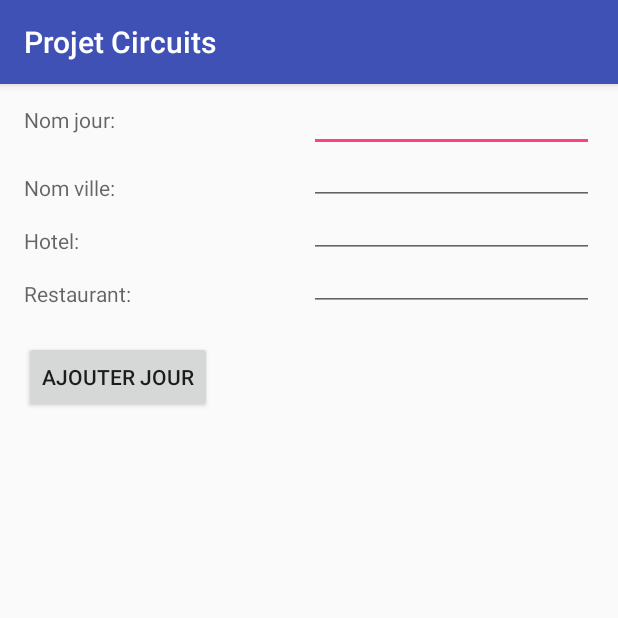
After one commit to oglindalucian/tpmobilefinal, an Android app: the AjouterJour screen opened directly, with no data from a screen before it, on a phone screen of 412 x 824 dp, the top half of it. The commit adds this screen. Run offline under Robolectric (Android 15) with nearby library versions, the phone set to English and light mode, and no system bars.

Commit message:
visual et ajouter jour

```diff
--- a/ProjetCircuits/app/src/main/AndroidManifest.xml
+++ b/ProjetCircuits/app/src/main/AndroidManifest.xml
@@ -22,7 +22,9 @@
         </activity>
         <activity android:name=".AjouterCircuit" />
         <activity android:name=".ListeEtapes" />
-        <activity android:name=".AjouterEtape"></activity>
+        <activity android:name=".AjouterEtape" />
+        <activity android:name=".ListeJours" />
+        <activity android:name=".AjouterJour"></activity>
     </application>
 
 </manifest>
--- /dev/null
+++ b/ProjetCircuits/app/src/main/java/lucian/example/com/projetcircuits/AjouterJour.java
@@ -0,0 +1,67 @@
+package lucian.example.com.projetcircuits;
+
+import android.content.Intent;
+import android.net.Uri;
+import android.provider.MediaStore;
+import android.support.v4.app.DialogFragment;
+import android.support.v7.app.AppCompatActivity;
+import android.os.Bundle;
+import android.view.View;
+import android.widget.Button;
+import android.widget.EditText;
+import android.widget.ImageView;
+import android.widget.Spinner;
+import android.widget.Toast;
+
+import lucian.example.com.projetcircuits.Data.DatePickerFragment;
+
+public class AjouterJour extends AppCompatActivity {
+
+    EditText nom;
+    EditText ville;
+    EditText leHotel;
+    EditText leRestaurant;
+    Intent replyIntent;
+    long idEtape;
+
+    @Override
+    protected void onCreate(Bundle savedInstanceState) {
+        super.onCreate(savedInstanceState);
+        setContentView(R.layout.activity_ajouter_jour);
+
+        replyIntent = new Intent();
+
+        Intent i = getIntent();
+        Bundle bd = i.getExtras();
+        if(bd != null)
+        {
+            idEtape = (long) bd.get("EXTRA_LE_ID_ETAPE");
+        }
+
+
+
+
+        nom = (EditText)this.findViewById(R.id.nom);
+        ville = (EditText)this.findViewById(R.id.nomVille);
+        leHotel = (EditText)this.findViewById(R.id.hotel);
+        leRestaurant = (EditText)this.findViewById(R.id.restaurant);
+    }
+
+    public void ajouterJour(View view) {
+
+        if(nom.getText().length()==0) {
+            return;
+        }
+
+
+        replyIntent.putExtra("EXTRA_NOM_JOUR", nom.getText().toString());
+        replyIntent.putExtra("EXTRA_ETAPE_JOUR", String.valueOf(idEtape));
+        replyIntent.putExtra("EXTRA_VILLE_JOUR", ville.getText().toString());
+        replyIntent.putExtra("EXTRA_HOTEL_JOUR", leHotel.getText().toString());
+        replyIntent.putExtra("EXTRA_RESTAURANT_JOUR", leRestaurant.getText().toString());
+
+        setResult(RESULT_OK, replyIntent);
+
+        finish();
+    }
+}
--- a/ProjetCircuits/app/src/main/java/lucian/example/com/projetcircuits/Data/CircuitDBHelper.java
+++ b/ProjetCircuits/app/src/main/java/lucian/example/com/projetcircuits/Data/CircuitDBHelper.java
@@ -86,7 +86,7 @@ public class CircuitDBHelper extends SQLiteOpenHelper {
 
         db.execSQL(SQL_CREATE_CIRCUIT_TABLE);
         db.execSQL(SQL_CREATE_ETAPE_TABLE);
-      //  db.execSQL(SQL_CREATE_JOUR_TABLE);
+        db.execSQL(SQL_CREATE_JOUR_TABLE);
     }
 
     @Override
@@ -94,7 +94,7 @@ public class CircuitDBHelper extends SQLiteOpenHelper {
         if(newVersion>oldVersion) {
             db.execSQL("DROP TABLE IF EXISTS " + CircuitContrat.Circuit.NOM_TABLE);
             db.execSQL("DROP TABLE IF EXISTS " + CircuitContrat.Etape.NOM_TABLE);
-            //  db.execSQL("DROP TABLE IF EXISTS " + CircuitContrat.Jour.NOM_TABLE);
+            db.execSQL("DROP TABLE IF EXISTS " + CircuitContrat.Jour.NOM_TABLE);
             onCreate(db);
         }
     }
--- /dev/null
+++ b/ProjetCircuits/app/src/main/res/layout/activity_ajouter_jour.xml
@@ -0,0 +1,129 @@
+<?xml version="1.0" encoding="utf-8"?>
+<ScrollView xmlns:android="http://schemas.android.com/apk/res/android"
+    android:layout_width="match_parent"
+    android:layout_height="match_parent"
+    android:fillViewport="true">
+
+    <RelativeLayout xmlns:android="http://schemas.android.com/apk/res/android"
+        android:layout_width="match_parent"
+        android:layout_height="match_parent"
+        android:paddingLeft="16dp"
+        android:paddingRight="16dp" >
+
+        <LinearLayout xmlns:android="http://schemas.android.com/apk/res/android"
+            android:layout_width="match_parent"
+            android:layout_height="wrap_content"
+            android:orientation="horizontal"
+            android:layout_alignParentTop="true"
+            android:id="@+id/layout_nom"
+            >
+
+            <TextView
+                android:layout_height="wrap_content"
+                android:layout_width="match_parent"
+                android:inputType="text"
+                android:layout_weight="1"
+                android:hint="Nom jour:"/>
+
+            <EditText
+                android:id="@+id/nom"
+                android:layout_height="wrap_content"
+                android:layout_width="match_parent"
+                android:inputType="text"
+                android:layout_weight="1"
+                />
+
+        </LinearLayout>
+
+        <LinearLayout xmlns:android="http://schemas.android.com/apk/res/android"
+            android:layout_width="match_parent"
+            android:layout_height="35dp"
+            android:orientation="horizontal"
+            android:layout_below="@id/layout_nom"
+            android:id="@+id/layout_nomVille"
+            >
+
+            <TextView
+                android:layout_height="wrap_content"
+                android:layout_width="match_parent"
+                android:inputType="text"
+                android:layout_weight="1"
+                android:hint="Nom ville:"/>
+
+            <EditText
+                android:id="@+id/nomVille"
+                android:layout_height="wrap_content"
+                android:layout_width="match_parent"
+                android:inputType="text"
+                android:layout_weight="1"
+                />
+
+        </LinearLayout>
+
+        <LinearLayout xmlns:android="http://schemas.android.com/apk/res/android"
+            android:layout_width="match_parent"
+            android:layout_height="35dp"
+            android:orientation="horizontal"
+            android:layout_below="@id/layout_nomVille"
+            android:id="@+id/layout_hotel"
+            >
+
+            <TextView
+                android:layout_height="wrap_content"
+                android:layout_width="match_parent"
+                android:inputType="text"
+                android:layout_weight="1"
+                android:hint="Hotel:"/>
+
+            <EditText
+                android:id="@+id/hotel"
+                android:layout_height="wrap_content"
+                android:layout_width="match_parent"
+                android:inputType="text"
+                android:layout_weight="1"
+                />
+
+        </LinearLayout>
+
+        <LinearLayout xmlns:android="http://schemas.android.com/apk/res/android"
+            android:layout_width="match_parent"
+            android:layout_height="35dp"
+            android:orientation="horizontal"
+            android:layout_below="@id/layout_hotel"
+            android:id="@+id/layout_restaurant"
+            >
+
+            <TextView
+                android:layout_height="wrap_content"
+                android:layout_width="match_parent"
+                android:inputType="text"
+                android:layout_weight="1"
+                android:hint="Restaurant:"/>
+
+            <EditText
+                android:id="@+id/restaurant"
+                android:layout_height="wrap_content"
+                android:layout_width="match_parent"
+                android:inputType="text"
+                android:layout_weight="1"
+                />
+
+        </LinearLayout>
+
+
+
+
+
+        <Button
+            android:id="@+id/add_jour"
+            android:layout_height="wrap_content"
+            android:layout_width="wrap_content"
+            android:text="Ajouter jour"
+            android:layout_below="@id/layout_restaurant"
+            android:layout_marginTop="20dp"
+            android:onClick="ajouterJour"/>
+
+
+
+    </RelativeLayout>
+</ScrollView>
```
Also changed, not shown: ProjetCircuits/app/src/main/java/lucian/example/com/projetcircuits/AjouterEtape.java (+2 -32 lines), ProjetCircuits/app/src/main/java/lucian/example/com/projetcircuits/EtapesAdapter.java (+5 -2 lines), ProjetCircuits/app/src/main/java/lucian/example/com/projetcircuits/JourAdapter.java (added, +89 -0 lines), ProjetCircuits/app/src/main/java/lucian/example/com/projetcircuits/ListeJours.java (added, +99 -0 lines), ProjetCircuits/app/src/main/res/layout/activity_liste_jours.xml (added, +48 -0 lines), ProjetCircuits/app/src/main/res/layout/element_jour.xml (added, +137 -0 lines).
